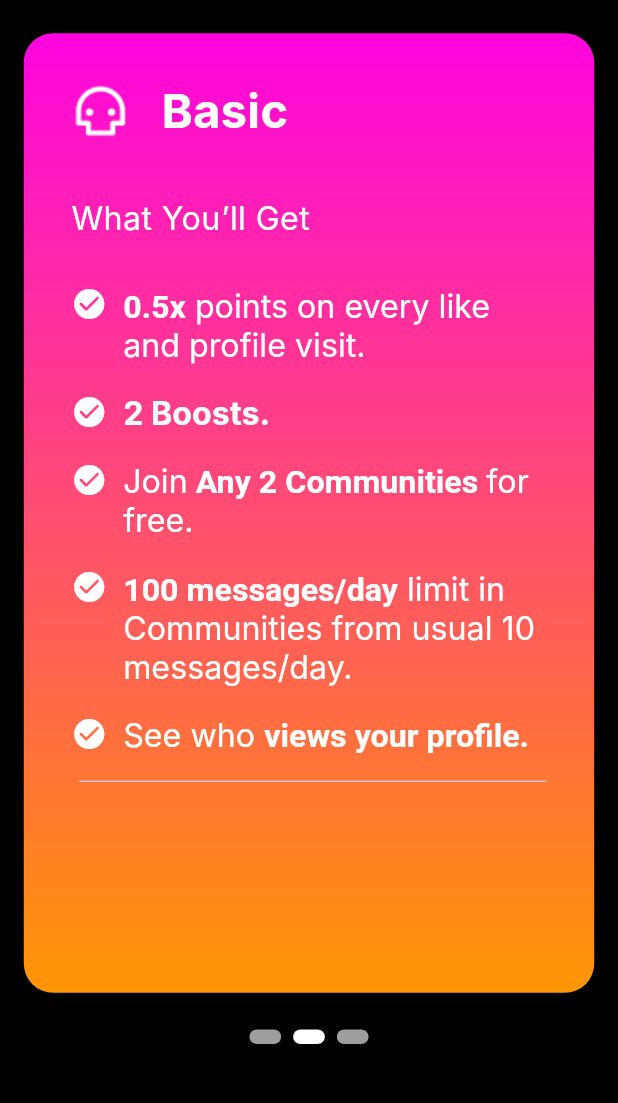
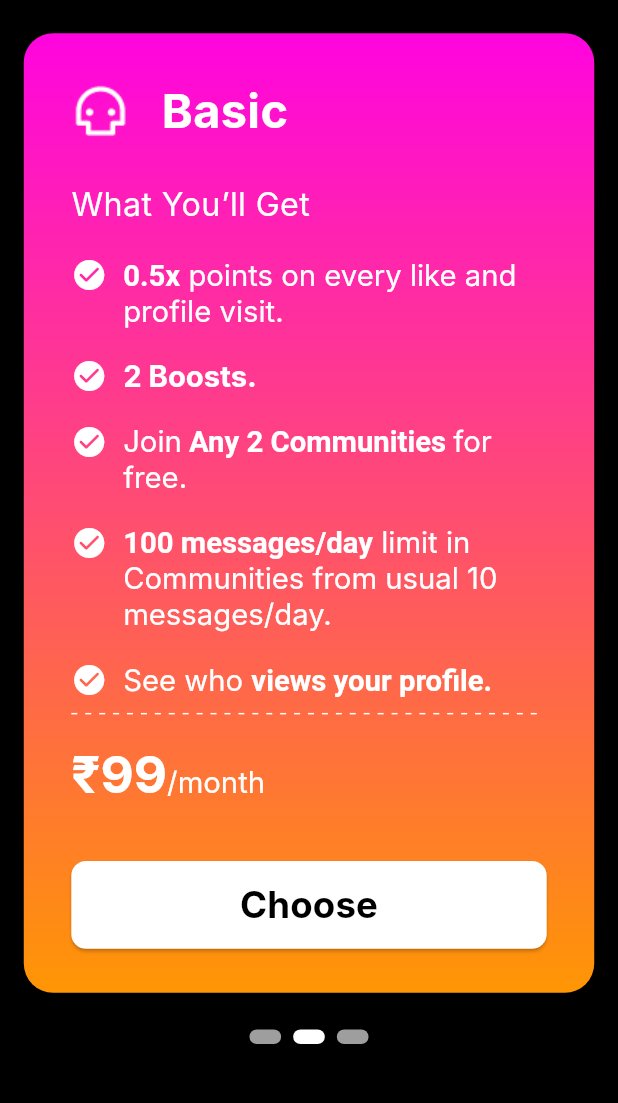
Before and after one commit to Fluttery-Dev/Fad, a Flutter app: the screen it shows after launch, after a tap on the "arrow forward" icon, on a phone screen of 412 x 824 dp, the part 68-1171 px from its top. Run offline on Flutter 3.47's test engine with Material 2 defaults, Android fonts, the light colour scheme and no system bars; drawn by our look-alikes of dotted_line, smooth_page_indicator; our stand-ins replace flutter_screenutil, gap; Roboto replaces fonts that are missing (Inter).

Commit message:
Premium Features UI complete

```diff
--- a/lib/common/styling.dart
+++ b/lib/common/styling.dart
@@ -12,7 +12,19 @@ class TextStyles {
   );
   static TextStyle subTitle = TextStyle(
     fontSize: 25.sp,
-    fontWeight: FontWeight.bold,
+    fontWeight: FontWeight.normal,
     color: Colors.white,
   );
+
+  static TextStyle descp = TextStyle(
+    fontSize: 20.h,
+    fontWeight: FontWeight.w400,
+    color: Colors.white,
+  );
+  static final TextStyle textSpanStyle = TextStyle(
+    color: Colors.white,
+    fontSize: 20.sp,
+    fontFamily: 'Inter',
+    fontWeight: FontWeight.normal,
+  );
 }
--- a/lib/features/premium/pages/page1.dart
+++ b/lib/features/premium/pages/page1.dart
@@ -39,28 +39,14 @@ class Page1 extends StatelessWidget {
                   children: [
                     Text(
                       'Get More',
-                      style: TextStyle(
-                        fontSize: 25.sp,
-                        fontWeight: FontWeight.normal,
-                        color: Colors.white,
-                      ),
+                      style: TextStyles.subTitle
+                          .copyWith(fontWeight: FontWeight.normal),
                     ),
-                    Text(
-                      'With Premium',
-                      style: TextStyle(
-                        fontSize: 30.sp,
-                        fontWeight: FontWeight.w700,
-                        color: Colors.white,
-                      ),
-                    ),
+                    Text('With Premium', style: TextStyles.title),
                     Gap(20.h),
                     Text(
                         "Choose a plan and get more out of your account. Join Premium today!",
-                        style: TextStyle(
-                          fontSize: 20.h,
-                          fontWeight: FontWeight.w400,
-                          color: Colors.white,
-                        ))
+                        style: TextStyles.descp),
                   ],
                 ),
               ),
--- a/lib/features/premium/pages/page2.dart
+++ b/lib/features/premium/pages/page2.dart
@@ -1,3 +1,4 @@
+import 'package:fad/common/styling.dart';
 import 'package:flutter/material.dart';
 import 'package:flutter_screenutil/flutter_screenutil.dart';
 
@@ -9,15 +10,9 @@ class Page2 extends StatelessWidget {
   });
 
   @override
-  @override
   Widget build(BuildContext context) {
-    final TextStyle textSpanStyle = TextStyle(
-      color: Colors.white,
-      fontSize: 22.sp,
-      fontFamily: 'Inter',
-      fontWeight: FontWeight.normal,
-    );
     return PremiumPlans(
+      price: '99',
       headLine: 'Basic',
       colors: const [
         Color(0xFFFF04DF),
@@ -25,7 +20,7 @@ class Page2 extends StatelessWidget {
       ],
       textSpans: [
         TextSpan(
-          style: textSpanStyle,
+          style: TextStyles.textSpanStyle,
           children: const [
             TextSpan(
               text: '0.5x',
@@ -38,10 +33,10 @@ class Page2 extends StatelessWidget {
         ),
         TextSpan(
           text: '2 Boosts.',
-          style: textSpanStyle.copyWith(fontWeight: FontWeight.w700),
+          style: TextStyles.textSpanStyle.copyWith(fontWeight: FontWeight.w700),
         ),
         TextSpan(
-          style: textSpanStyle,
+          style: TextStyles.textSpanStyle,
           children: const [
             TextSpan(text: 'Join'),
             TextSpan(
@@ -54,7 +49,7 @@ class Page2 extends StatelessWidget {
           ],
         ),
         TextSpan(
-          style: textSpanStyle,
+          style: TextStyles.textSpanStyle,
           children: const [
             TextSpan(
               text: '100 messages/day',
@@ -68,7 +63,7 @@ class Page2 extends StatelessWidget {
           ],
         ),
         TextSpan(
-          style: textSpanStyle,
+          style: TextStyles.textSpanStyle,
           children: const [
             TextSpan(text: 'See who '),
             TextSpan(
--- a/lib/features/premium/pages/page3.dart
+++ b/lib/features/premium/pages/page3.dart
@@ -1,5 +1,8 @@
 import 'package:flutter/material.dart';
 import 'package:flutter_screenutil/flutter_screenutil.dart';
+
+import '../../../common/styling.dart';
+import '../widgets/premium_plans.dart';
 
 class Page3 extends StatelessWidget {
   const Page3({
@@ -8,19 +11,70 @@ class Page3 extends StatelessWidget {
 
   @override
   Widget build(BuildContext context) {
-    return Container(
-      margin: EdgeInsets.symmetric(horizontal: 15.w, vertical: 10.h),
-      decoration: BoxDecoration(
-        borderRadius: BorderRadius.circular(20.r),
-        gradient: const LinearGradient(
-          begin: Alignment.topCenter,
-          end: Alignment.bottomCenter,
-          colors: [
-            Color(0xFFA617FF),
-            Color(0xFF03BFFF),
+    return PremiumPlans(
+      price: '199',
+      headLine: 'Basic',
+      colors: const [
+        Color(0xFFA617FF),
+        Color(0xFF03BFFF),
+      ],
+      textSpans: [
+        TextSpan(
+          style: TextStyles.textSpanStyle,
+          children: const [
+            TextSpan(
+              text: '0.7x',
+              style: TextStyle(
+                fontWeight: FontWeight.w700,
+              ),
+            ),
+            TextSpan(text: ' points on every like and profile visit.')
           ],
         ),
-      ),
+        TextSpan(
+          text: '4 Boosts.',
+          style: TextStyles.textSpanStyle.copyWith(fontWeight: FontWeight.w700),
+        ),
+        TextSpan(
+          style: TextStyles.textSpanStyle,
+          children: const [
+            TextSpan(text: 'Join'),
+            TextSpan(
+              text: ' Any 4 Communities ',
+              style: TextStyle(
+                fontWeight: FontWeight.w700,
+              ),
+            ),
+            TextSpan(text: 'for free.'),
+          ],
+        ),
+        TextSpan(
+          style: TextStyles.textSpanStyle,
+          children: const [
+            TextSpan(
+              text: 'Unlimited ',
+              style: TextStyle(
+                fontWeight: FontWeight.w700,
+              ),
+            ),
+            TextSpan(
+              text: 'messages/day in Communities .',
+            ),
+          ],
+        ),
+        TextSpan(
+          style: TextStyles.textSpanStyle,
+          children: const [
+            TextSpan(text: 'See who '),
+            TextSpan(
+              text: 'views your profile.',
+              style: TextStyle(
+                fontWeight: FontWeight.w700,
+              ),
+            ),
+          ],
+        ),
+      ],
     );
   }
 }
--- a/lib/features/premium/premium.dart
+++ b/lib/features/premium/premium.dart
@@ -48,8 +48,8 @@ class PremiumIntro extends StatelessWidget {
                   Page1(
                     nextPage: nextpage,
                   ),
-                  Page2(),
-                  Page3(),
+                  const Page2(),
+                  const Page3(),
                 ],
               ),
             ),
--- a/lib/features/premium/widgets/premium_plans.dart
+++ b/lib/features/premium/widgets/premium_plans.dart
@@ -1,10 +1,11 @@
 // ignore_for_file: public_member_api_docs, sort_constructors_first
-import 'package:fad/features/premium/widgets/bulleted_text.dart';
+import 'package:dotted_line/dotted_line.dart';
+import 'package:fad/features/premium/widgets/subscribe_button.dart';
 import 'package:flutter/material.dart';
 import 'package:flutter_screenutil/flutter_screenutil.dart';
 import 'package:gap/gap.dart';
 
-import 'package:fad/common/styling.dart';
+import 'package:fad/features/premium/widgets/bulleted_text.dart';
 
 class PremiumPlans extends StatelessWidget {
   const PremiumPlans({
@@ -12,10 +13,12 @@ class PremiumPlans extends StatelessWidget {
     required this.colors,
     required this.headLine,
     required this.textSpans,
+    required this.price,
   }) : super(key: key);
   final List<Color> colors;
   final String headLine;
   final List<TextSpan> textSpans;
+  final String price;
 
   @override
   Widget build(BuildContext context) {
@@ -53,7 +56,7 @@ class PremiumPlans extends StatelessWidget {
               ),
             ],
           ),
-          Gap(35.h),
+          Gap(25.h),
           Text(
             'What You’ll Get',
             style: TextStyle(
@@ -63,9 +66,36 @@ class PremiumPlans extends StatelessWidget {
               fontWeight: FontWeight.w400,
             ),
           ),
+          Gap(10.h),
+          ...textSpans.map((e) => BulletedText(text: e)).toList(),
+          DottedLine(dashColor: Colors.white, dashGapLength: 5.w),
           Gap(20.h),
-          ...textSpans.map((e) => BulletedText(text: e)).toList(),
-          Divider(indent: 5.w),
+          RichText(
+            text: TextSpan(
+              children: [
+                TextSpan(
+                  text: '₹${price}',
+                  style: TextStyle(
+                    color: Colors.white,
+                    fontSize: 35.sp,
+                    fontFamily: 'Inter',
+                    fontWeight: FontWeight.w700,
+                  ),
+                ),
+                TextSpan(
+                  text: '/month',
+                  style: TextStyle(
+                    color: Colors.white,
+                    fontSize: 20.sp,
+                    fontFamily: 'Inter',
+                    fontWeight: FontWeight.w400,
+                  ),
+                ),
+              ],
+            ),
+          ),
+          const Spacer(),
+          SubscribeButton(),
         ],
       ),
     );
--- /dev/null
+++ b/lib/features/premium/widgets/subscribe_button.dart
@@ -0,0 +1,31 @@
+import 'package:flutter/material.dart';
+import 'package:flutter_screenutil/flutter_screenutil.dart';
+
+class SubscribeButton extends StatelessWidget {
+  const SubscribeButton({
+    super.key,
+  });
+
+  @override
+  Widget build(BuildContext context) {
+    return ElevatedButton(
+      onPressed: () {},
+      style: ElevatedButton.styleFrom(
+        backgroundColor: Colors.white,
+        minimumSize: Size(double.infinity, 60.h),
+        shape: RoundedRectangleBorder(
+          borderRadius: BorderRadius.circular(10.r),
+        ),
+      ),
+      child: Text(
+        'Choose',
+        style: TextStyle(
+          color: Colors.black,
+          fontSize: 25.sp,
+          fontFamily: 'Inter',
+          fontWeight: FontWeight.w700,
+        ),
+      ),
+    );
+  }
+}
--- a/pubspec.yaml
+++ b/pubspec.yaml
@@ -29,6 +29,7 @@ environment:
 # versions available, run `flutter pub outdated`.
 dependencies:
   cupertino_icons: ^1.0.2
+  dotted_line: ^3.2.2
   flutter:
     sdk: flutter
   flutter_screenutil: ^5.8.4
```
Also changed, not shown: pubspec.lock.
